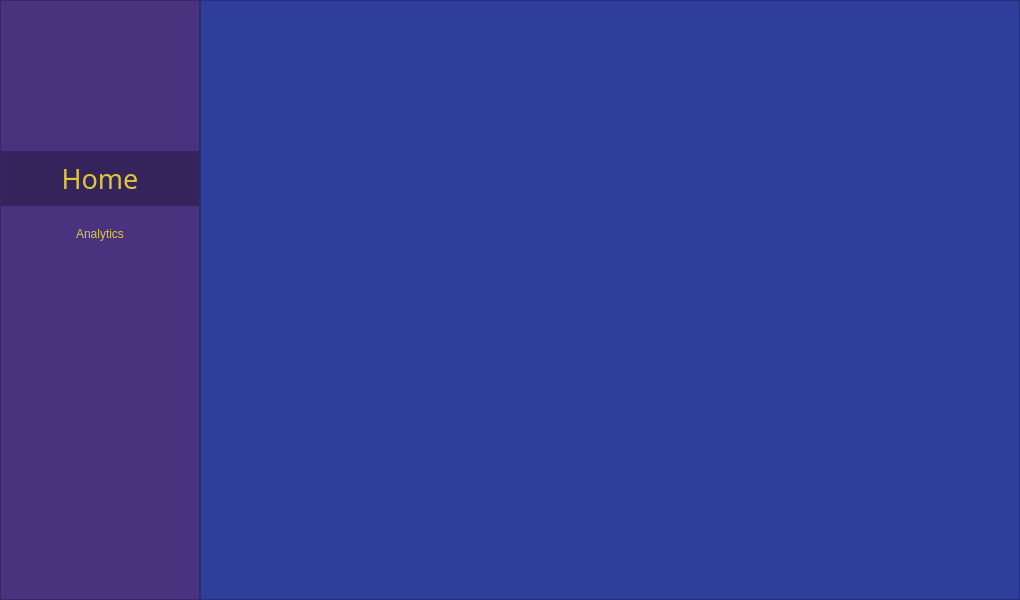
Fyonietz/Infera, file mainwindow.ui: the form before one commit.
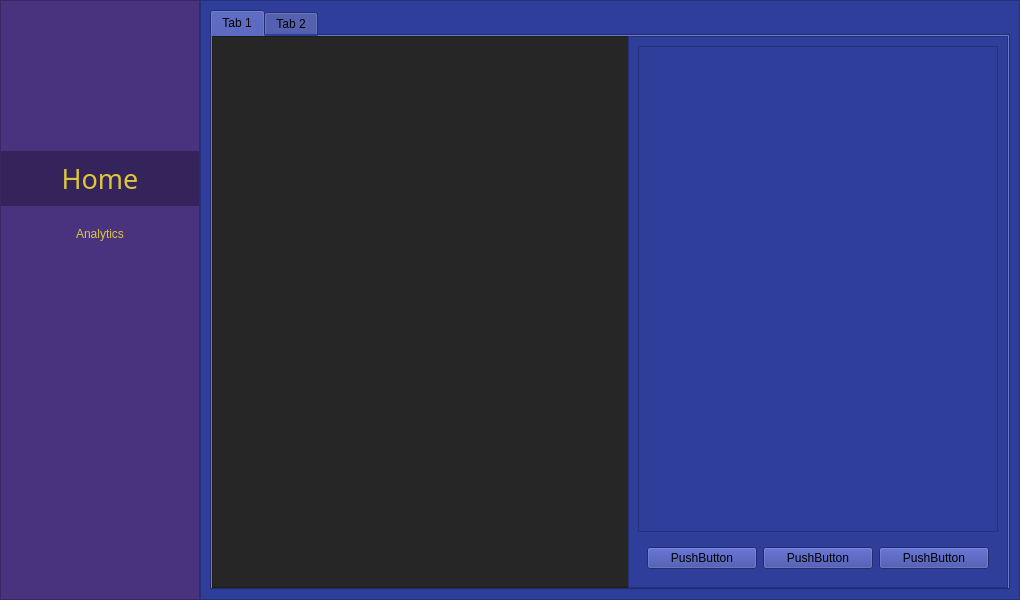
The form after the commit. The open tabs and pages were chosen to show the change.

What changed in the file:
```diff
--- a/mainwindow.ui
+++ b/mainwindow.ui
@@ -6,7 +6,7 @@
    <rect>
     <x>0</x>
     <y>0</y>
-    <width>800</width>
+    <width>1020</width>
     <height>600</height>
    </rect>
   </property>
@@ -294,11 +294,143 @@
             </widget>
             <widget class="QWidget" name="page_2">
              <layout class="QVBoxLayout" name="verticalLayout_3">
+              <property name="spacing">
+               <number>0</number>
+              </property>
+              <property name="leftMargin">
+               <number>0</number>
+              </property>
+              <property name="topMargin">
+               <number>0</number>
+              </property>
+              <property name="rightMargin">
+               <number>0</number>
+              </property>
+              <property name="bottomMargin">
+               <number>0</number>
+              </property>
               <item>
-               <layout class="QVBoxLayout" name="verticalLayout_4"/>
-              </item>
-              <item>
-               <layout class="QVBoxLayout" name="verticalLayout_5"/>
+               <widget class="QTabWidget" name="tabWidget">
+                <property name="currentIndex">
+                 <number>0</number>
+                </property>
+                <widget class="QWidget" name="tab">
+                 <attribute name="title">
+                  <string>Tab 1</string>
+                 </attribute>
+                 <layout class="QHBoxLayout" name="horizontalLayout_6">
+                  <property name="leftMargin">
+                   <number>0</number>
+                  </property>
+                  <property name="topMargin">
+                   <number>0</number>
+                  </property>
+                  <property name="rightMargin">
+                   <number>0</number>
+                  </property>
+                  <property name="bottomMargin">
+                   <number>0</number>
+                  </property>
+                  <item>
+                   <widget class="QTextEdit" name="textEdit">
+                    <property name="sizePolicy">
+                     <sizepolicy hsizetype="Fixed" vsizetype="Expanding">
+                      <horstretch>0</horstretch>
+                      <verstretch>0</verstretch>
+                     </sizepolicy>
+                    </property>
+                    <property name="minimumSize">
+                     <size>
+                      <width>480</width>
+                      <height>0</height>
+                     </size>
+                    </property>
+                    <property name="maximumSize">
+                     <size>
+                      <width>16777215</width>
+                      <height>16777215</height>
+                     </size>
+                    </property>
+                    <property name="font">
+                     <font>
+                      <family>Poppins</family>
+                      <pointsize>16</pointsize>
+                      <italic>false</italic>
+                      <bold>true</bold>
+                     </font>
+                    </property>
+                    <property name="styleSheet">
+                     <string notr="true">background-color: rgb(38, 38, 38);
+color: rgb(245, 244, 250);
+font: 700 16pt &quot;Poppins&quot;;</string>
+                    </property>
+                    <property name="placeholderText">
+                     <string/>
+                    </property>
+                   </widget>
+                  </item>
+                  <item>
+                   <widget class="QFrame" name="frame_3">
+                    <property name="minimumSize">
+                     <size>
+                      <width>380</width>
+                      <height>0</height>
+                     </size>
+                    </property>
+                    <property name="frameShape">
+                     <enum>QFrame::Shape::StyledPanel</enum>
+                    </property>
+                    <property name="frameShadow">
+                     <enum>QFrame::Shadow::Raised</enum>
+                    </property>
+                    <layout class="QVBoxLayout" name="verticalLayout_4">
+                     <item>
+                      <widget class="QTableWidget" name="tableWidget"/>
+                     </item>
+                     <item>
+                      <widget class="QWidget" name="widget_2" native="true">
+                       <property name="maximumSize">
+                        <size>
+                         <width>16777215</width>
+                         <height>200</height>
+                        </size>
+                       </property>
+                       <layout class="QHBoxLayout" name="horizontalLayout_7">
+                        <item>
+                         <widget class="QPushButton" name="pushButton">
+                          <property name="text">
+                           <string>PushButton</string>
+                          </property>
+                         </widget>
+                        </item>
+                        <item>
+                         <widget class="QPushButton" name="pushButton_3">
+                          <property name="text">
+                           <string>PushButton</string>
+                          </property>
+                         </widget>
+                        </item>
+                        <item>
+                         <widget class="QPushButton" name="pushButton_2">
+                          <property name="text">
+                           <string>PushButton</string>
+                          </property>
+                         </widget>
+                        </item>
+                       </layout>
+                      </widget>
+                     </item>
+                    </layout>
+                   </widget>
+                  </item>
+                 </layout>
+                </widget>
+                <widget class="QWidget" name="tab_2">
+                 <attribute name="title">
+                  <string>Tab 2</string>
+                 </attribute>
+                </widget>
+               </widget>
               </item>
              </layout>
             </widget>
```
Left out of the diff: 4 changed lines with no effect on the pictures.
